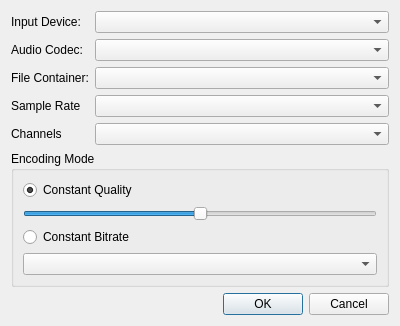
This is plover_cat/recorder_dialog.ui in greenwyrt/plover2CAT as Qt 5 draws it before an edit. The edited form follows.
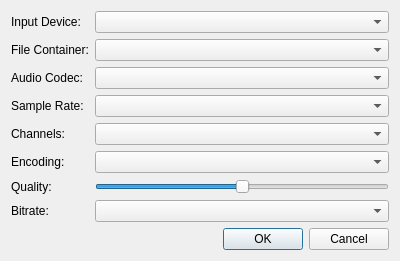
This is the edited form.

Patch:
```diff
--- a/plover_cat/recorder_dialog.ui
+++ b/plover_cat/recorder_dialog.ui
@@ -7,7 +7,7 @@
     <x>0</x>
     <y>0</y>
     <width>400</width>
-    <height>300</height>
+    <height>261</height>
    </rect>
   </property>
   <property name="windowTitle">
@@ -23,28 +23,28 @@
        </property>
       </widget>
      </item>
-     <item row="1" column="0">
+     <item row="2" column="0">
       <widget class="QLabel" name="label_17">
        <property name="text">
         <string>Audio Codec:</string>
        </property>
       </widget>
      </item>
-     <item row="1" column="1">
+     <item row="2" column="1">
       <widget class="QComboBox" name="audio_codec">
        <property name="toolTip">
         <string>Select the audio codec to record with, depends on system codecs</string>
        </property>
       </widget>
      </item>
-     <item row="2" column="0">
+     <item row="1" column="0">
       <widget class="QLabel" name="label_18">
        <property name="text">
         <string>File Container:</string>
        </property>
       </widget>
      </item>
-     <item row="2" column="1">
+     <item row="1" column="1">
       <widget class="QComboBox" name="audio_container">
        <property name="toolTip">
         <string>Select audio file type, depends on system</string>
@@ -54,7 +54,7 @@
      <item row="3" column="0">
       <widget class="QLabel" name="label_19">
        <property name="text">
-        <string>Sample Rate</string>
+        <string>Sample Rate:</string>
        </property>
       </widget>
      </item>
@@ -71,7 +71,7 @@
      <item row="4" column="0">
       <widget class="QLabel" name="label_20">
        <property name="text">
-        <string>Channels</string>
+        <string>Channels:</string>
        </property>
       </widget>
      </item>
@@ -89,28 +89,24 @@
        </property>
       </widget>
      </item>
-    </layout>
-   </item>
-   <item>
-    <widget class="QGroupBox" name="groupBox_3">
-     <property name="title">
-      <string>Encoding Mode</string>
-     </property>
-     <layout class="QVBoxLayout" name="verticalLayout_16">
-      <item>
-       <widget class="QRadioButton" name="constant_quality">
-        <property name="toolTip">
-         <string>Constant quality means varying bitrate for audio file</string>
-        </property>
+     <item row="5" column="0">
+      <widget class="QLabel" name="label_3">
+       <property name="text">
+        <string>Encoding:</string>
+       </property>
+      </widget>
+     </item>
+     <item row="5" column="1">
+      <widget class="QComboBox" name="audio_encoding"/>
+     </item>
+     <item row="6" column="0">
+      <widget class="QLabel" name="label">
         <property name="text">
-         <string>Constant Quality</string>
-        </property>
-        <property name="checked">
-         <bool>true</bool>
-        </property>
-       </widget>
-      </item>
-      <item>
+        <string>Quality:</string>
+       </property>
+      </widget>
+     </item>
+     <item row="6" column="1">
        <widget class="QSlider" name="quality_slider">
         <property name="toolTip">
          <string>Quality of audio recording, from very bad to very good</string>
@@ -126,38 +122,21 @@
         </property>
        </widget>
       </item>
-      <item>
-       <widget class="QRadioButton" name="constant_bitrate">
-        <property name="toolTip">
-         <string>Constant bitrate means quality will vary</string>
-        </property>
+     <item row="7" column="0">
+      <widget class="QLabel" name="label_2">
         <property name="text">
-         <string>Constant Bitrate</string>
+        <string>Bitrate:</string>
         </property>
        </widget>
       </item>
-      <item>
+     <item row="7" column="1">
        <widget class="QComboBox" name="audio_bitrate">
         <property name="toolTip">
          <string>Select bitrate for recording</string>
         </property>
        </widget>
       </item>
-      <item>
-       <spacer name="verticalSpacer_8">
-        <property name="orientation">
-         <enum>Qt::Vertical</enum>
-        </property>
-        <property name="sizeHint" stdset="0">
-         <size>
-          <width>20</width>
-          <height>40</height>
-         </size>
-        </property>
-       </spacer>
-      </item>
-     </layout>
-    </widget>
+    </layout>
    </item>
    <item>
     <widget class="QDialogButtonBox" name="buttonBox">
```
Left out of the diff: 8 changed lines with no effect on the pictures. Lines whose indentation alone changed are shown as unchanged.
